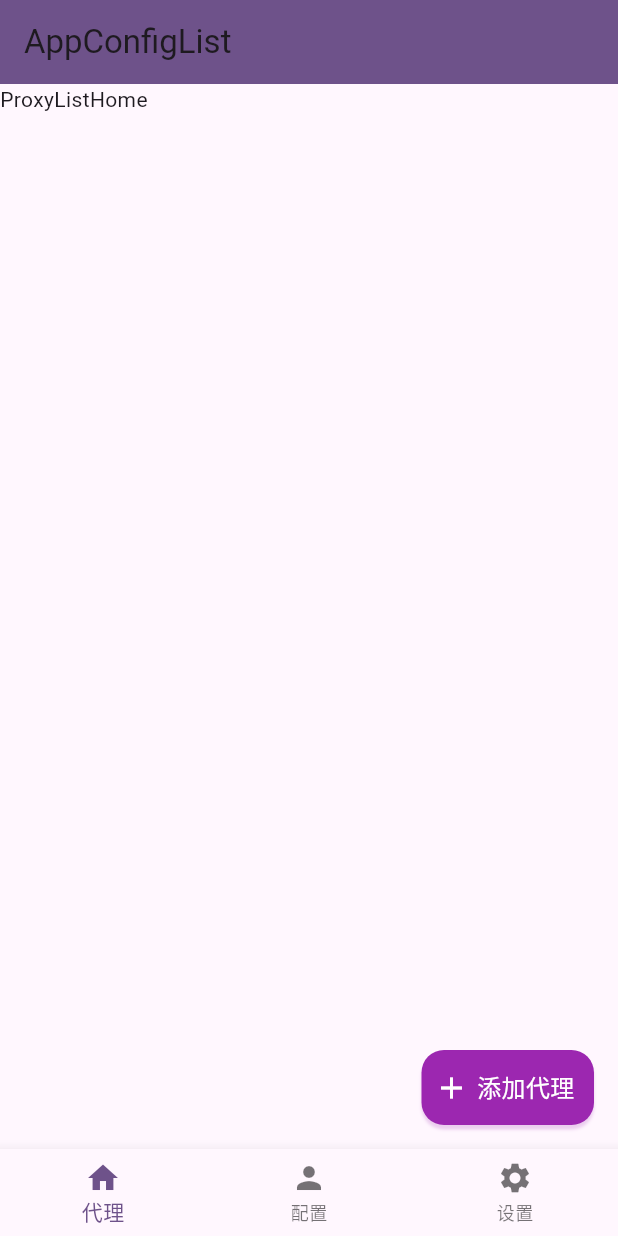
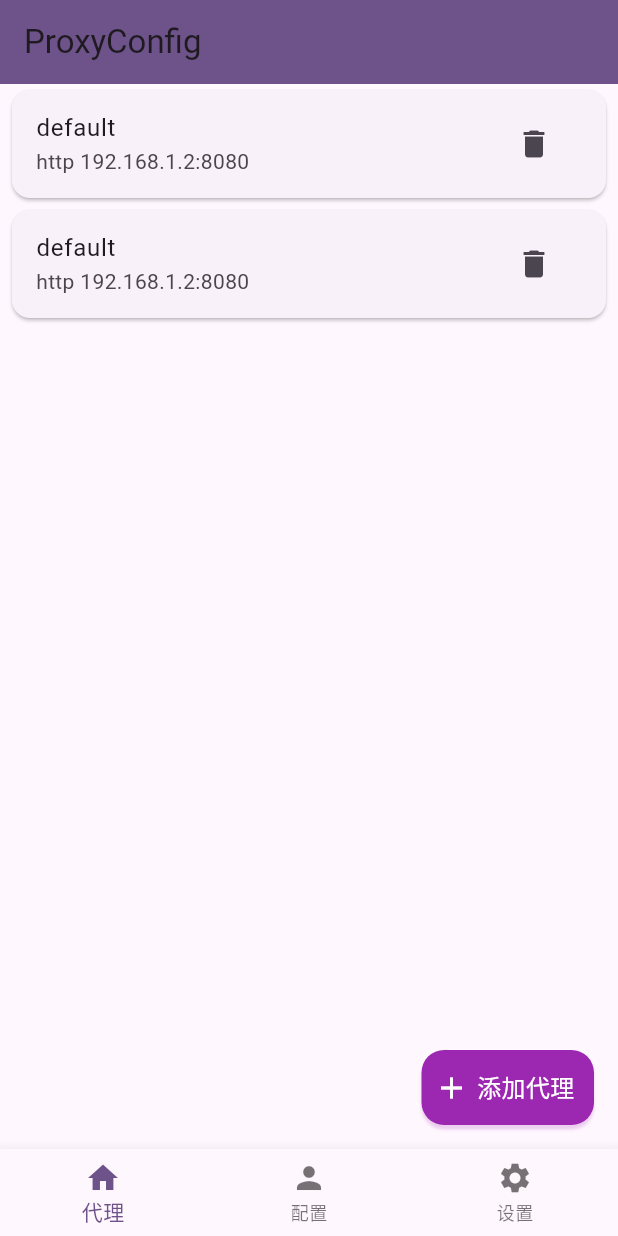
Before and after one commit to ys1231/appproxy, a Flutter app: the BottomMenuPage screen opened directly, on a phone screen of 412 x 824 dp. Run offline on Flutter 3.47's test engine with Material 3 defaults, Android fonts, the light colour scheme and no system bars.

Commit message:
feat(ui): :lipstick: 1. 优化主界面AppBar 显示. 2. 完成代理配置ui界面和数据持久化.

```diff
--- a/lib/data/app_proxy_config_data.dart
+++ b/lib/data/app_proxy_config_data.dart
@@ -7,7 +7,7 @@ import 'package:path_provider/path_provider.dart';
 class AppProxyConfigData {
 
   // 定义一个路径变量
-  String _configName;
+  final String _configName;
 
   // 定义一个文件对象
   File? _configFile;
--- a/lib/main.dart
+++ b/lib/main.dart
@@ -46,14 +46,7 @@ class BottomMenuPage extends StatefulWidget {
 
 class _BottomMenuPageState extends State<BottomMenuPage> {
   int _currentIndex = 0;
-  String _appBarTitle = 'IyueProxy';
-
-  void updateAppBarTitle(String title) {
-    setState(() {
-      // 更新AppBar的标题
-      _appBarTitle = title;
-    });
-  }
+  late List<String> _appBarTitles;
 
   /// initState函数是在State对象被创建并插入到Widget树中时调用的。
   /// 这个函数不接受任何参数，并且没有返回值。
@@ -64,9 +57,10 @@ class _BottomMenuPageState extends State<BottomMenuPage> {
     // 初始化_children列表，包含首页、配置列表和设置页三个Widget
     _children = <Widget>[
       const ProxyListHome(), // 首页Widget
-      AppConfigList(onTitleChange: updateAppBarTitle), // 配置列表Widget，标题变化时更新AppBar标题
+      const AppConfigList(), // 配置列表Widget，标题变化时更新AppBar标题
       const Text('Settings'), // 设置页Widget
     ];
+    _appBarTitles = ['ProxyConfig', 'AppConfigList', 'Settings'];
   }
 
   late List<Widget> _children;
@@ -76,7 +70,7 @@ class _BottomMenuPageState extends State<BottomMenuPage> {
     return Scaffold(
       appBar: AppBar(
         backgroundColor: Theme.of(context).primaryColor,
-        title: Text(_appBarTitle),
+        title: Text(_appBarTitles[_currentIndex]),
       ),
       body: IndexedStack(
         index: _currentIndex,
--- a/lib/ui/app_config_list.dart
+++ b/lib/ui/app_config_list.dart
@@ -7,9 +7,7 @@ import 'package:flutter/services.dart';
 import '../data/app_proxy_config_data.dart';
 
 class AppConfigList extends StatefulWidget {
-  const AppConfigList({super.key, required this.onTitleChange});
-
-  final Function(String) onTitleChange;
+  const AppConfigList({super.key});
 
   @override
   State<AppConfigList> createState() => _AppConfigState();
@@ -80,7 +78,6 @@ class _AppConfigState extends State<AppConfigList> {
   Widget build(BuildContext context) {
     WidgetsBinding.instance.addPostFrameCallback((_) {
       //   在当前帧构建完成后，调用onTitleChange
-      widget.onTitleChange('AppConfigList');
     });
     if (kDebugMode) {
       print("iyue-<build> _itemCount:$_itemCount");
@@ -119,6 +116,7 @@ class _AppConfigState extends State<AppConfigList> {
               child: Scrollbar(
                 // 列表
                 child: ListView.separated(
+                  physics: const BouncingScrollPhysics(),
                   // 返回一个零尺寸的SizedBox
                   separatorBuilder: (BuildContext context, int index) => const SizedBox.shrink(),
                   // 列表项数量
--- a/lib/ui/proxy_config_list.dart
+++ b/lib/ui/proxy_config_list.dart
@@ -1,11 +1,10 @@
-import 'package:flutter/cupertino.dart';
 import 'package:flutter/foundation.dart';
 import 'package:flutter/material.dart';
 import '../data/proxy_config_data.dart';
 import 'addproxy.dart';
 
 class ProxyListHome extends StatefulWidget {
-  const ProxyListHome({Key? key}) : super(key: key);
+  const ProxyListHome({super.key});
 
   @override
   State<ProxyListHome> createState() => _ProxyListHomeState();
@@ -14,19 +13,108 @@ class ProxyListHome extends StatefulWidget {
 class _ProxyListHomeState extends State<ProxyListHome> {
   final ProxyConfigData _proxyConfigData = ProxyConfigData();
 
+  int _itemCount = 1;
+  List<Map<String, dynamic>> _dataLists = [];
+  bool _iscalled = false;
+
+  @override
+  void initState() {
+    super.initState();
+    if (kDebugMode) {
+      print("---- ProxyListHome initState call ");
+    }
+    initProxyConfig();
+  }
+
+  void initProxyConfig() {
+    if (kDebugMode) {
+      print("---- ProxyListHome initProxyConfig call ");
+    }
+    if (_iscalled) {
+      return;
+    }
+    _iscalled = true;
+    try {
+      _proxyConfigData.readProxyConfig().then((value){
+        _dataLists = value ?? [];
+        _itemCount += _dataLists.length;
+        setState(() {});
+      });
+    } catch (e) {
+      if (kDebugMode) {
+        print("---- ProxyListHome initProxyConfig error $e");
+      }
+      _dataLists = [];
+    }
+
+    if (_dataLists.isEmpty) {
+      Map<String, dynamic> proxyConfig = {};
+      proxyConfig['proxyName'] = "default";
+      proxyConfig['proxyType'] = "http";
+      proxyConfig['proxyHost'] = "192.168.1.2";
+      proxyConfig['proxyPort'] = "8080";
+      proxyConfig['proxyUser'] = "";
+      proxyConfig['proxyPass'] = "";
+      _dataLists.add(proxyConfig);
+      _itemCount += _dataLists.length;
+      _proxyConfigData.addProxyConfig(proxyConfig);
+    }
+    return;
+  }
+
   void handleConfigData(Map<String, dynamic> data) {
     _proxyConfigData.addProxyConfig(data);
+    _dataLists.add(data);
     // 在这里处理从 AddProxyButton 返回的数据
     print('Received data: $data');
     // 可能还会根据数据更新state，触发UI重建等
+    _itemCount += 1;
+    setState(() {});
   }
 
   @override
   Widget build(BuildContext context) {
-    _proxyConfigData.readProxyConfig();
+    if (kDebugMode) {
+      print("---- ProxyListHome build call $_itemCount $_dataLists");
+    }
     return Scaffold(
-      body: const Text("ProxyListHome"),
-      floatingActionButton: AddProxyButton(onDataFetched:handleConfigData),
+      body: ListView.separated(
+        physics: const BouncingScrollPhysics(),
+        padding: const EdgeInsets.only(bottom: 70.0),
+        // 配置列表个数
+        itemCount: _itemCount,
+        // 设置分隔符零尺寸
+        itemBuilder: (BuildContext context, int index) {
+          return const SizedBox.shrink();
+        },
+        separatorBuilder: (BuildContext context, int c_index) {
+          if (kDebugMode) {
+            print("---- ProxyListHome $c_index ");
+          }
+          Map<String, dynamic> c_data = _dataLists[c_index];
+          return Card(
+            margin: const EdgeInsets.symmetric(horizontal: 8.0, vertical: 4.0),
+            key: ValueKey(c_index),
+            child: ListTile(
+              title: Text('${c_data["proxyName"]}'),
+              subtitle: Text(
+                  '${c_data["proxyType"]} ${c_data["proxyHost"]}:${c_data["proxyPort"]}'),
+              trailing: IconButton(
+                icon: const Icon(Icons.delete),
+                onPressed: () {
+                  // 删除代理配置
+                },
+              ),
+              onTap: (){
+                if (kDebugMode) {
+                  print("---- ProxyListHome onTap $c_index ${_dataLists[c_index]["proxyName"]}");
+                }
+              },
+            ),
+          );
+        },
+      ),
+      floatingActionButton: AddProxyButton(onDataFetched: handleConfigData),
       floatingActionButtonLocation: FloatingActionButtonLocation.endFloat,
     );
   }
@@ -38,6 +126,7 @@ class AddProxyButton extends StatelessWidget {
 
   // 定义一个回调，用于处理读取到的数据
   final Function(Map<String, dynamic>) onDataFetched;
+
   @override
   Widget build(BuildContext context) {
     // proxyConfigData.readProxyConfig();
@@ -52,12 +141,9 @@ class AddProxyButton extends StatelessWidget {
             if (kDebugMode) {
               print(value);
             }
-            if (value != null){
-              // 添加代理配置
-              // ProxyConfigData().addProxyConfig(value);
+            if (value != null) {
               onDataFetched(value);
             }
-
           });
         },
         child: Container(
```
Also changed, not shown: lib/data/proxy_config_data.dart (+26 -20 lines).
